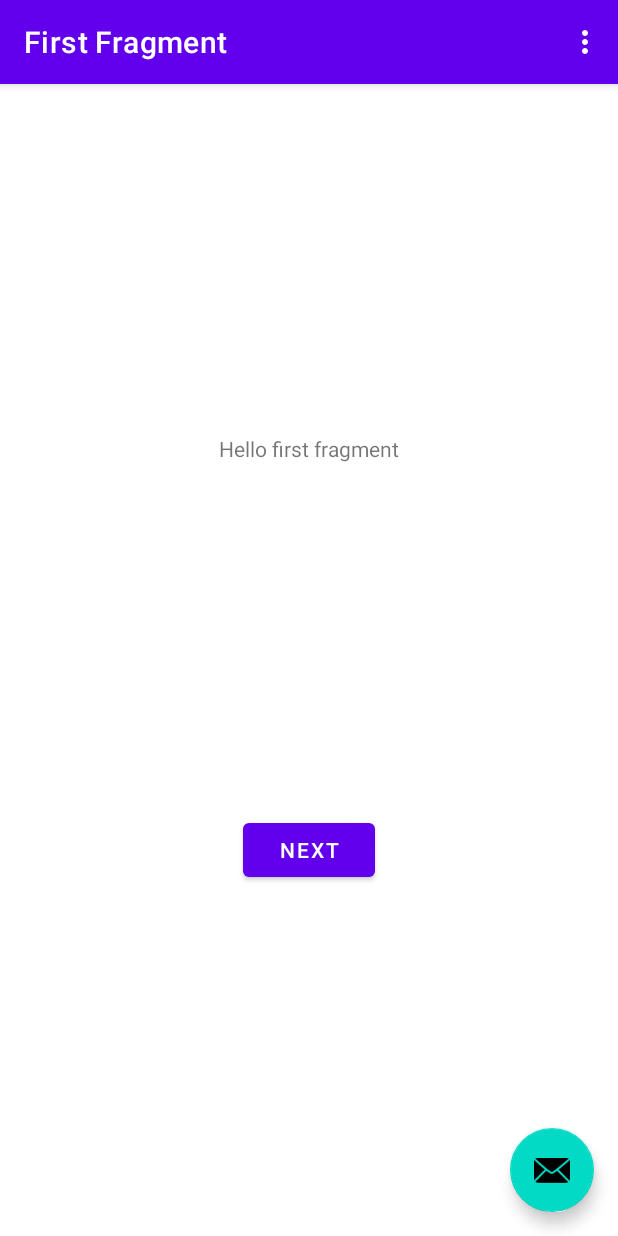
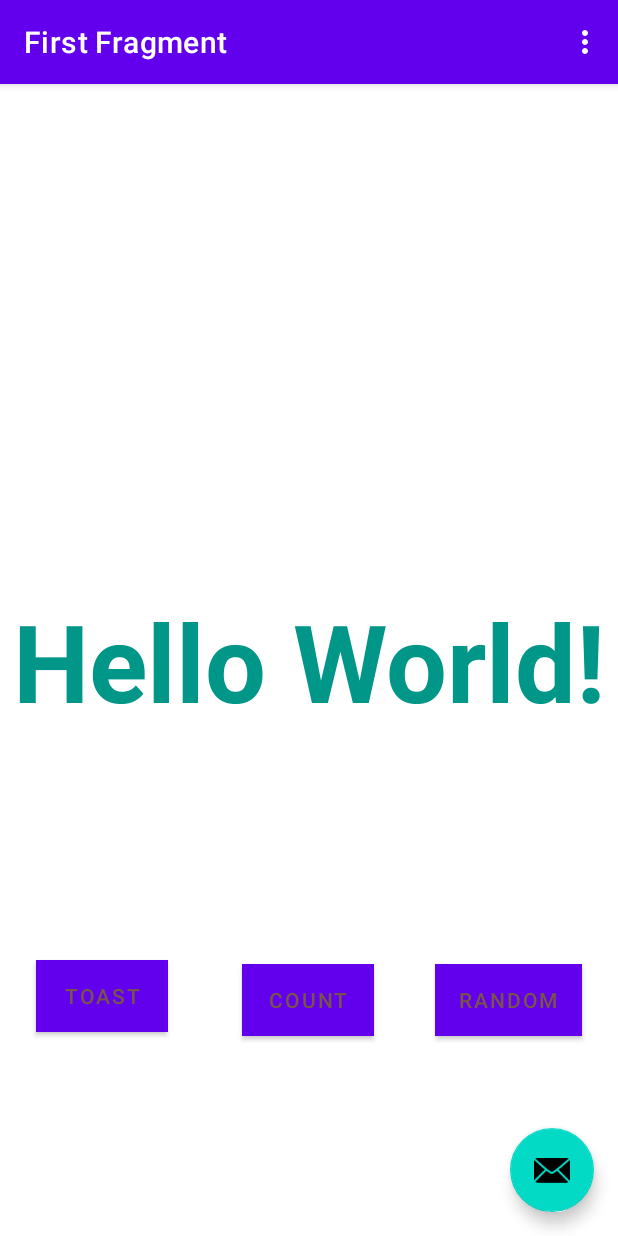
Before and after one commit to AdityaKshettri/Basics-of-Android-Programming, an Android app: the screen it shows after launch (MainActivity), on a phone screen of 412 x 824 dp. Run offline under Robolectric (Android 15) with nearby library versions, the phone set to English and light mode, and no system bars; our stand-ins replace navigation-ui.

Commit message:
initialized hello-world project

```diff
--- a/app/src/main/java/com/aditya/project/FirstFragment.java
+++ b/app/src/main/java/com/aditya/project/FirstFragment.java
@@ -4,6 +4,7 @@ import android.os.Bundle;
 import android.view.LayoutInflater;
 import android.view.View;
 import android.view.ViewGroup;
+import android.widget.Toast;
 
 import androidx.annotation.NonNull;
 import androidx.fragment.app.Fragment;
@@ -16,24 +17,33 @@ public class FirstFragment extends Fragment {
     private FragmentFirstBinding binding;
 
     @Override
-    public View onCreateView(
-            LayoutInflater inflater, ViewGroup container,
-            Bundle savedInstanceState
-    ) {
-
+    public View onCreateView(@NonNull LayoutInflater inflater, ViewGroup container, Bundle savedInstanceState) {
         binding = FragmentFirstBinding.inflate(inflater, container, false);
         return binding.getRoot();
-
     }
 
     public void onViewCreated(@NonNull View view, Bundle savedInstanceState) {
         super.onViewCreated(view, savedInstanceState);
 
-        binding.buttonFirst.setOnClickListener(new View.OnClickListener() {
+        binding.randomButton.setOnClickListener(new View.OnClickListener() {
             @Override
             public void onClick(View view) {
                 NavHostFragment.findNavController(FirstFragment.this)
                         .navigate(R.id.action_FirstFragment_to_SecondFragment);
+            }
+        });
+
+        binding.toastButton.setOnClickListener(new View.OnClickListener() {
+            @Override
+            public void onClick(View view) {
+                Toast myToast = Toast.makeText(getActivity(), "Hello toast!", Toast.LENGTH_SHORT);
+                myToast.show();
+            }
+        });
+
+        binding.countButton.setOnClickListener(new View.OnClickListener() {
+            @Override
+            public void onClick(View view) {
             }
         });
     }
@@ -43,5 +53,4 @@ public class FirstFragment extends Fragment {
         super.onDestroyView();
         binding = null;
     }
-
 }
--- a/app/src/main/res/layout/fragment_first.xml
+++ b/app/src/main/res/layout/fragment_first.xml
@@ -1,5 +1,7 @@
 <?xml version="1.0" encoding="utf-8"?>
-<androidx.constraintlayout.widget.ConstraintLayout xmlns:android="http://schemas.android.com/apk/res/android"
+
+<androidx.constraintlayout.widget.ConstraintLayout
+    xmlns:android="http://schemas.android.com/apk/res/android"
     xmlns:app="http://schemas.android.com/apk/res-auto"
     xmlns:tools="http://schemas.android.com/tools"
     android:layout_width="match_parent"
@@ -10,19 +12,58 @@
         android:id="@+id/textview_first"
         android:layout_width="wrap_content"
         android:layout_height="wrap_content"
+        android:fontFamily="sans-serif"
         android:text="@string/hello_first_fragment"
-        app:layout_constraintBottom_toTopOf="@id/button_first"
-        app:layout_constraintEnd_toEndOf="parent"
-        app:layout_constraintStart_toStartOf="parent"
-        app:layout_constraintTop_toTopOf="parent" />
-
-    <Button
-        android:id="@+id/button_first"
-        android:layout_width="wrap_content"
-        android:layout_height="wrap_content"
-        android:text="@string/next"
+        android:textAllCaps="false"
+        android:textAppearance="@style/TextAppearance.AppCompat.Large"
+        android:textColor="#009688"
+        android:textSize="72sp"
+        android:textStyle="bold"
         app:layout_constraintBottom_toBottomOf="parent"
         app:layout_constraintEnd_toEndOf="parent"
         app:layout_constraintStart_toStartOf="parent"
-        app:layout_constraintTop_toBottomOf="@id/textview_first" />
+        app:layout_constraintTop_toTopOf="parent"
+        app:layout_constraintVertical_bias="0.5" />
+
+    <Button
+        android:id="@+id/random_button"
+        android:layout_width="wrap_content"
+        android:layout_height="wrap_content"
+        android:layout_marginEnd="24dp"
+        android:background="@color/buttonBackground"
+        android:text="@string/random_button_text"
+        android:textColor="#795548"
+        app:layout_constraintBottom_toBottomOf="parent"
+        app:layout_constraintEnd_toEndOf="parent"
+        app:layout_constraintTop_toBottomOf="@id/textview_first"
+        app:layout_constraintVertical_bias="0.535" />
+
+    <Button
+        android:id="@+id/toast_button"
+        android:layout_width="wrap_content"
+        android:layout_height="wrap_content"
+        android:layout_marginStart="24dp"
+        android:layout_marginTop="64dp"
+        android:background="@color/buttonBackground"
+        android:text="@string/toast_button_text"
+        android:textColor="#795548"
+        app:layout_constraintBottom_toBottomOf="parent"
+        app:layout_constraintStart_toStartOf="parent"
+        app:layout_constraintTop_toBottomOf="@+id/textview_first"
+        app:layout_constraintVertical_bias="0.39" />
+
+    <Button
+        android:id="@+id/count_button"
+        android:layout_width="wrap_content"
+        android:layout_height="wrap_content"
+        android:background="@color/buttonBackground"
+        android:text="@string/count_button_text"
+        android:textColor="#795548"
+        app:layout_constraintBottom_toBottomOf="parent"
+        app:layout_constraintEnd_toStartOf="@+id/random_button"
+        app:layout_constraintHorizontal_bias="0.55"
+        app:layout_constraintStart_toEndOf="@+id/toast_button"
+        app:layout_constraintTop_toBottomOf="@+id/textview_first"
+        app:layout_constraintVertical_bias="0.536" />
+
 </androidx.constraintlayout.widget.ConstraintLayout>
--- a/app/src/main/res/values/colors.xml
+++ b/app/src/main/res/values/colors.xml
@@ -7,4 +7,7 @@
     <color name="teal_700">#FF018786</color>
     <color name="black">#FF000000</color>
     <color name="white">#FFFFFFFF</color>
+    <color name="screenBackground">#FFEE58</color>
+    <color name="buttonBackground">#BBDEFB</color>
+    <color name="screenBackground2">#26C6DA</color>
 </resources>
--- a/app/src/main/res/values/strings.xml
+++ b/app/src/main/res/values/strings.xml
@@ -4,9 +4,11 @@
     <!-- Strings used for fragments for navigation -->
     <string name="first_fragment_label">First Fragment</string>
     <string name="second_fragment_label">Second Fragment</string>
-    <string name="next">Next</string>
     <string name="previous">Previous</string>
 
-    <string name="hello_first_fragment">Hello first fragment</string>
-    <string name="hello_second_fragment">Hello second fragment. Arg: %1$s</string>
+    <string name="hello_first_fragment">Hello World!</string>
+    <string name="random_heading">Here is a random number between 0 and %d.</string>
+    <string name="toast_button_text">Toast</string>
+    <string name="random_button_text">Random</string>
+    <string name="count_button_text">Count</string>
 </resources>
```
Also changed, not shown: app/src/main/res/layout/fragment_second.xml (+24 -4 lines).
